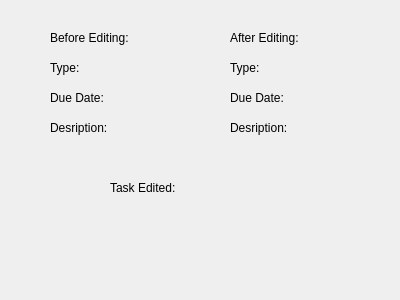
This is ClientNetworking/edittask.ui in kareem1234/COMP3004 as Qt 5 draws it before an edit. The edited form follows.
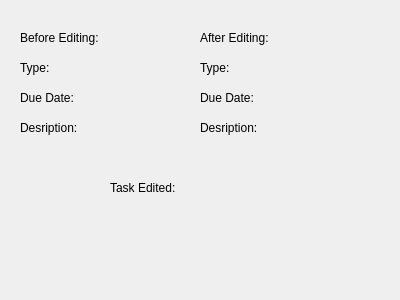
This is the edited form.

Diff of the .ui file:
```diff
--- a/ClientNetworking/edittask.ui
+++ b/ClientNetworking/edittask.ui
@@ -16,7 +16,7 @@
   <widget class="QLabel" name="label">
    <property name="geometry">
     <rect>
-     <x>50</x>
+     <x>20</x>
      <y>30</y>
      <width>121</width>
      <height>16</height>
@@ -29,7 +29,7 @@
   <widget class="QLabel" name="label_2">
    <property name="geometry">
     <rect>
-     <x>50</x>
+     <x>20</x>
      <y>60</y>
      <width>60</width>
      <height>16</height>
@@ -42,7 +42,7 @@
   <widget class="QLabel" name="label_3">
    <property name="geometry">
     <rect>
-     <x>50</x>
+     <x>20</x>
      <y>90</y>
      <width>71</width>
      <height>16</height>
@@ -55,7 +55,7 @@
   <widget class="QLabel" name="label_4">
    <property name="geometry">
     <rect>
-     <x>50</x>
+     <x>20</x>
      <y>120</y>
      <width>71</width>
      <height>16</height>
@@ -68,7 +68,7 @@
   <widget class="QLabel" name="label_5">
    <property name="geometry">
     <rect>
-     <x>230</x>
+     <x>200</x>
      <y>30</y>
      <width>111</width>
      <height>16</height>
@@ -81,7 +81,7 @@
   <widget class="QLabel" name="label_6">
    <property name="geometry">
     <rect>
-     <x>230</x>
+     <x>200</x>
      <y>60</y>
      <width>60</width>
      <height>16</height>
@@ -94,7 +94,7 @@
   <widget class="QLabel" name="label_7">
    <property name="geometry">
     <rect>
-     <x>230</x>
+     <x>200</x>
      <y>90</y>
      <width>71</width>
      <height>16</height>
@@ -107,7 +107,7 @@
   <widget class="QLabel" name="label_8">
    <property name="geometry">
     <rect>
-     <x>230</x>
+     <x>200</x>
      <y>120</y>
      <width>71</width>
      <height>16</height>
@@ -120,10 +120,10 @@
   <widget class="QLabel" name="descAfter">
    <property name="geometry">
     <rect>
-     <x>310</x>
-     <y>120</y>
-     <width>60</width>
-     <height>16</height>
+     <x>200</x>
+     <y>150</y>
+     <width>191</width>
+     <height>20</height>
     </rect>
    </property>
    <property name="text">
@@ -133,9 +133,9 @@
   <widget class="QLabel" name="dateBefore">
    <property name="geometry">
     <rect>
-     <x>130</x>
+     <x>100</x>
      <y>90</y>
-     <width>60</width>
+     <width>101</width>
      <height>16</height>
     </rect>
    </property>
@@ -146,9 +146,9 @@
   <widget class="QLabel" name="descBefore">
    <property name="geometry">
     <rect>
-     <x>130</x>
-     <y>120</y>
-     <width>60</width>
+     <x>10</x>
+     <y>150</y>
+     <width>181</width>
      <height>16</height>
     </rect>
    </property>
@@ -159,9 +159,9 @@
   <widget class="QLabel" name="dateAfter">
    <property name="geometry">
     <rect>
-     <x>310</x>
+     <x>280</x>
      <y>90</y>
-     <width>60</width>
+     <width>111</width>
      <height>16</height>
     </rect>
    </property>
@@ -185,9 +185,9 @@
   <widget class="QLabel" name="typeBefore">
    <property name="geometry">
     <rect>
-     <x>130</x>
+     <x>100</x>
      <y>60</y>
-     <width>60</width>
+     <width>101</width>
      <height>16</height>
     </rect>
    </property>
@@ -198,9 +198,9 @@
   <widget class="QLabel" name="typeAfter">
    <property name="geometry">
     <rect>
-     <x>290</x>
+     <x>249</x>
      <y>60</y>
-     <width>60</width>
+     <width>101</width>
      <height>16</height>
     </rect>
    </property>
```
